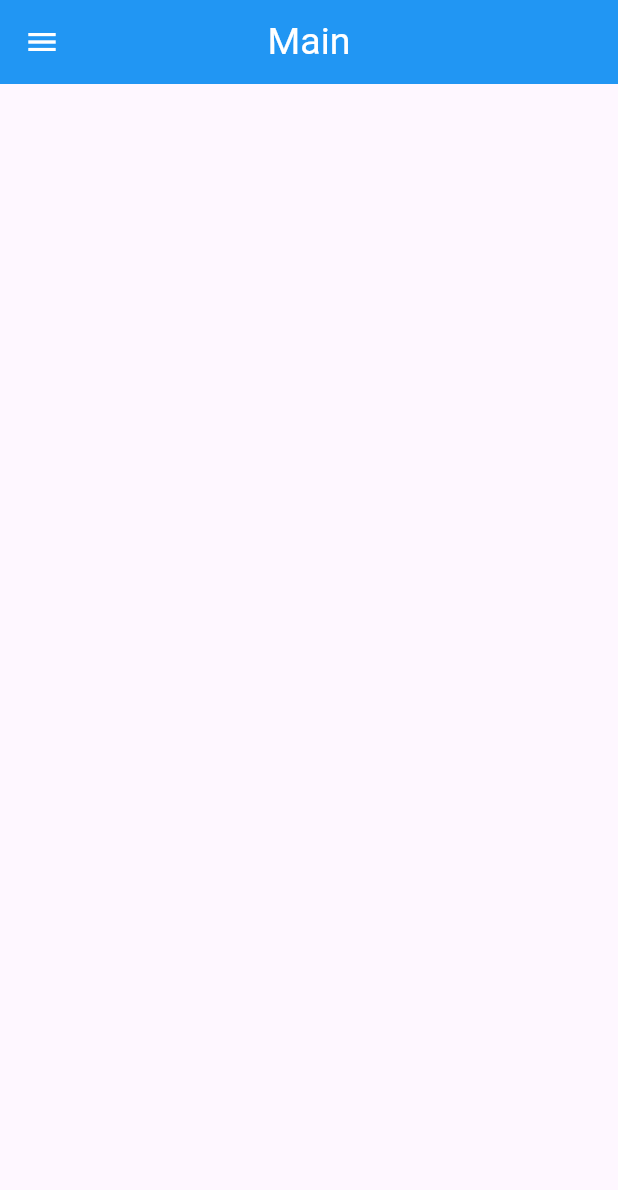
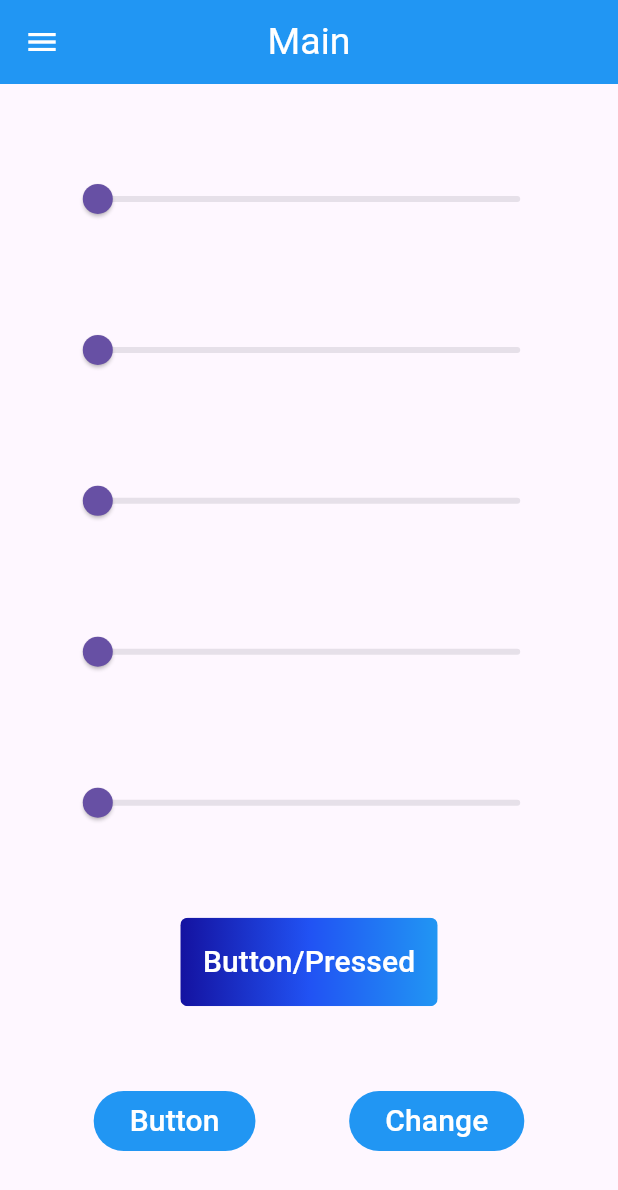
Before and after one commit to Eternite0/Prototype_UI, a Flutter app: the screen it shows after launch, on a phone screen of 412 x 824 dp. Shown: the top 1190 px of the screen. Run offline on Flutter 3.47's test engine with Material 3 defaults, Android fonts, the light colour scheme and no system bars.

Commit message:
Making HomePage UI

```diff
--- a/lib/page.dart
+++ b/lib/Navigation.dart
@@ -1,4 +1,5 @@
 import 'package:flutter/material.dart';
+import 'PageItem/HomePage.dart';
 
 class NavigationDrawer extends StatelessWidget {
   const NavigationDrawer({Key? key}) : super(key: key);
@@ -101,6 +102,7 @@ class HomePage extends StatelessWidget {
         centerTitle: true,
       ),
       drawer: const NavigationDrawer(),
+      body: const HomeItem(),
     );
 }
 
--- /dev/null
+++ b/lib/PageItem/HomePage.dart
@@ -0,0 +1,183 @@
+import 'package:flutter/material.dart';
+
+class HomeItem extends StatefulWidget {
+  const HomeItem({super.key});
+
+  @override
+  State<HomeItem> createState() => _MyWidgetState();
+}
+
+class _MyWidgetState extends State<HomeItem> {
+  double ScreenWidth = 0;
+  double ScreenHeight = 0;
+  double SliderWidth = 0;
+  List<double> SliderValue = [0, 0, 0, 0, 0];
+
+  @override
+  Widget build(BuildContext context) {
+    ScreenWidth = MediaQuery.of(context).size.width;
+    ScreenHeight = MediaQuery.of(context).size.height;
+    SliderWidth = ScreenWidth * 0.8;
+
+    return Scaffold(
+      body: Container(
+        child: Column(
+          mainAxisAlignment: MainAxisAlignment.spaceEvenly,
+          children: [
+            Row(
+              mainAxisAlignment: MainAxisAlignment.center,
+              children: [
+                SizedBox(
+                  width: SliderWidth,
+                  child: Slider(
+                      value: SliderValue[0],
+                      min: 0,
+                      max: 1023,
+                      onChanged: (value) {
+                        setState(() {
+                          SliderValue[0] = (value > 910) ? 1023 : value;
+                        });
+                      }),
+                )
+              ],
+            ),
+            Row(
+              mainAxisAlignment: MainAxisAlignment.center,
+              children: [
+                SizedBox(
+                  width: SliderWidth,
+                  child: Slider(
+                      value: SliderValue[1],
+                      min: 0,
+                      max: 1023,
+                      onChanged: (value) {
+                        setState(() {
+                          SliderValue[1] = (value > 910) ? 1023 : value;
+                        });
+                      }),
+                )
+              ],
+            ),
+            Row(
+              mainAxisAlignment: MainAxisAlignment.center,
+              children: [
+                SizedBox(
+                  width: SliderWidth,
+                  child: Slider(
+                      value: SliderValue[2],
+                      min: 0,
+                      max: 1023,
+                      onChanged: (value) {
+                        setState(() {
+                          SliderValue[2] = (value > 910) ? 1023 : value;
+                        });
+                      }),
+                )
+              ],
+            ),
+            Row(
+              mainAxisAlignment: MainAxisAlignment.center,
+              children: [
+                SizedBox(
+                  width: SliderWidth,
+                  child: Slider(
+                      value: SliderValue[3],
+                      min: 0,
+                      max: 1023,
+                      onChanged: (value) {
+                        setState(() {
+                          SliderValue[3] = (value > 910) ? 1023 : value;
+                        });
+                      }),
+                )
+              ],
+            ),
+            Row(
+              mainAxisAlignment: MainAxisAlignment.center,
+              children: [
+                SizedBox(
+                  width: SliderWidth,
+                  child: Slider(
+                      value: SliderValue[4],
+                      min: 0,
+                      max: 1023,
+                      onChanged: (value) {
+                        setState(() {
+                          SliderValue[4] = (value > 910) ? 1023 : value;
+                        });
+                      }),
+                )
+              ],
+            ),
+            ClipRRect(
+              borderRadius: BorderRadius.circular(5),
+              child: Stack(
+                children: <Widget>[
+                  Positioned.fill(
+                      child: Container(
+                    decoration: const BoxDecoration(
+                        gradient: LinearGradient(colors: <Color>[
+                      Color.fromARGB(255, 20, 18, 160),
+                      Color.fromARGB(255, 33, 82, 243),
+                      Colors.blue
+                    ])),
+                  )),
+                  TextButton(
+                      style: TextButton.styleFrom(
+                        padding: const EdgeInsets.all(15),
+                      ),
+                      onPressed: () {
+                        ScaffoldMessenger.of(context).showSnackBar(SnackBar(
+                          backgroundColor: Colors.blue,
+                          behavior: SnackBarBehavior.floating,
+                          content: Row(
+                            children: [
+                              Icon(Icons.info_outline, color: Colors.white),
+                              SizedBox(width: 20),
+                              Text(
+                                'You pressed button',
+                                style: TextStyle(
+                                    fontSize: 20, color: Colors.white),
+                              )
+                            ],
+                          ),
+                        ));
+                      },
+                      child: const Text(
+                        'Button/Pressed',
+                        style: TextStyle(fontSize: 20, color: Colors.white),
+                      ))
+                ],
+              ),
+            ),
+            Row(
+              mainAxisAlignment: MainAxisAlignment.spaceEvenly,
+              children: [
+                FilledButton(
+                    style: FilledButton.styleFrom(backgroundColor: Colors.blue),
+                    onPressed: () {},
+                    child: Text(
+                      "Button",
+                      style: TextStyle(
+                        fontSize: 20,
+                        color: Colors.white,
+                      ),
+                    )),
+                FilledButton(
+                    style: FilledButton.styleFrom(backgroundColor: Colors.blue),
+                    onPressed: () {},
+                    child: Text(
+                      "Change",
+                      style: TextStyle(
+                        fontSize: 20,
+                        color: Colors.white,
+                      ),
+                    ))
+              ],
+            )
+          ],
+        ),
+      ),
+    );
+  }
+}
--- a/lib/main.dart
+++ b/lib/main.dart
@@ -1,5 +1,5 @@
 import 'package:flutter/material.dart';
-import 'page.dart';
+import 'Navigation.dart';
 
 void main() {
   runApp(const MyApp());
```
